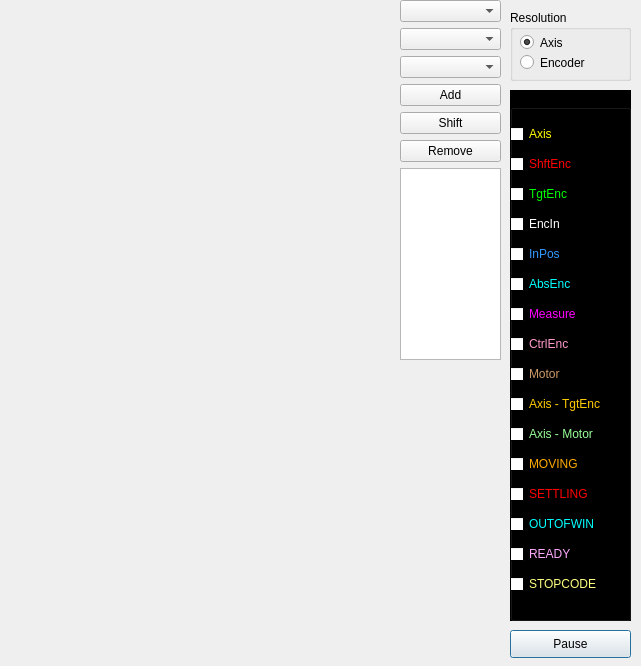
This is src/ui_icepapcms/qt_designer_files/dialogcurves.ui in MaxIV-KitsControls/app-cells-icepapcms as Qt 5 draws it before an edit. The edited form follows.
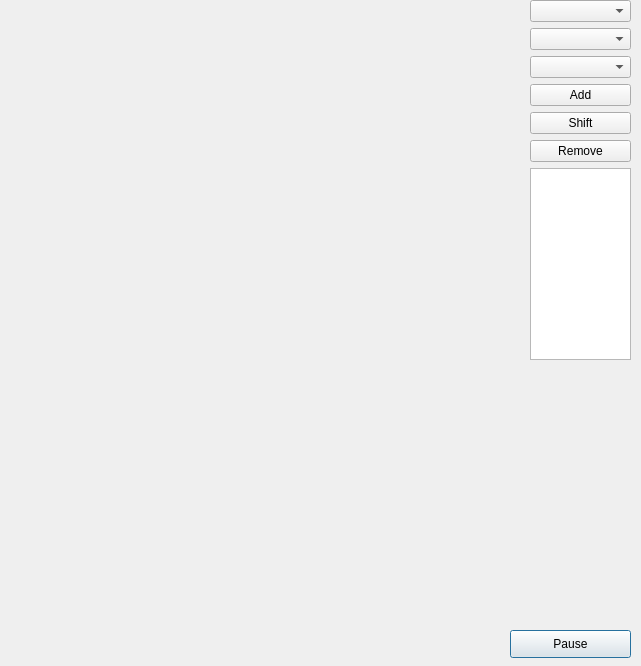
This is the edited form.

Commit message: this contains all the functionality, but the shift and secondary axes autoranging is not well achieved

```diff
--- a/src/ui_icepapcms/qt_designer_files/dialogcurves.ui
+++ b/src/ui_icepapcms/qt_designer_files/dialogcurves.ui
@@ -24,7 +24,7 @@
     <rect>
      <x>10</x>
      <y>10</y>
-     <width>381</width>
+     <width>511</width>
      <height>651</height>
     </rect>
    </property>
@@ -34,1310 +34,7 @@
     </property>
    </layout>
   </widget>
-  <widget class="QGroupBox" name="groupBoxResolution">
-   <property name="geometry">
-    <rect>
-     <x>510</x>
-     <y>10</y>
-     <width>121</width>
-     <height>71</height>
-    </rect>
-   </property>
-   <property name="sizePolicy">
-    <sizepolicy hsizetype="Fixed" vsizetype="Fixed">
-     <horstretch>0</horstretch>
-     <verstretch>0</verstretch>
-    </sizepolicy>
-   </property>
-   <property name="title">
-    <string>Resolution</string>
-   </property>
-   <widget class="QRadioButton" name="radioButtonAxis">
-    <property name="geometry">
-     <rect>
-      <x>10</x>
-      <y>20</y>
-      <width>109</width>
-      <height>25</height>
-     </rect>
-    </property>
-    <property name="text">
-     <string>Axis</string>
-    </property>
-    <property name="checked">
-     <bool>true</bool>
-    </property>
-   </widget>
-   <widget class="QRadioButton" name="radioButtonEncoder">
-    <property name="geometry">
-     <rect>
-      <x>10</x>
-      <y>40</y>
-      <width>109</width>
-      <height>25</height>
-     </rect>
-    </property>
-    <property name="text">
-     <string>Encoder</string>
-    </property>
-   </widget>
-  </widget>
-  <widget class="QGroupBox" name="groupBoxCurves">
-   <property name="geometry">
-    <rect>
-     <x>510</x>
-     <y>90</y>
-     <width>121</width>
-     <height>531</height>
-    </rect>
-   </property>
-   <property name="palette">
-    <palette>
-     <active>
-      <colorrole role="Text">
-       <brush brushstyle="SolidPattern">
-        <color alpha="255">
-         <red>255</red>
-         <green>255</green>
-         <blue>255</blue>
-        </color>
-       </brush>
-      </colorrole>
-      <colorrole role="Base">
-       <brush brushstyle="SolidPattern">
-        <color alpha="255">
-         <red>255</red>
-         <green>255</green>
-         <blue>255</blue>
-        </color>
-       </brush>
-      </colorrole>
-      <colorrole role="Window">
-       <brush brushstyle="SolidPattern">
-        <color alpha="255">
-         <red>0</red>
-         <green>0</green>
-         <blue>0</blue>
-        </color>
-       </brush>
-      </colorrole>
-     </active>
-     <inactive>
-      <colorrole role="Text">
-       <brush brushstyle="SolidPattern">
-        <color alpha="255">
-         <red>255</red>
-         <green>255</green>
-         <blue>255</blue>
-        </color>
-       </brush>
-      </colorrole>
-      <colorrole role="Base">
-       <brush brushstyle="SolidPattern">
-        <color alpha="255">
-         <red>255</red>
-         <green>255</green>
-         <blue>255</blue>
-        </color>
-       </brush>
-      </colorrole>
-      <colorrole role="Window">
-       <brush brushstyle="SolidPattern">
-        <color alpha="255">
-         <red>0</red>
-         <green>0</green>
-         <blue>0</blue>
-        </color>
-       </brush>
-      </colorrole>
-     </inactive>
-     <disabled>
-      <colorrole role="Text">
-       <brush brushstyle="SolidPattern">
-        <color alpha="255">
-         <red>139</red>
-         <green>142</green>
-         <blue>142</blue>
-        </color>
-       </brush>
-      </colorrole>
-      <colorrole role="Base">
-       <brush brushstyle="SolidPattern">
-        <color alpha="255">
-         <red>0</red>
-         <green>0</green>
-         <blue>0</blue>
-        </color>
-       </brush>
-      </colorrole>
-      <colorrole role="Window">
-       <brush brushstyle="SolidPattern">
-        <color alpha="255">
-         <red>0</red>
-         <green>0</green>
-         <blue>0</blue>
-        </color>
-       </brush>
-      </colorrole>
-     </disabled>
-    </palette>
-   </property>
-   <property name="autoFillBackground">
-    <bool>true</bool>
-   </property>
-   <property name="title">
-    <string>Select Curves</string>
-   </property>
-   <widget class="QWidget" name="layoutWidget">
-    <property name="geometry">
-     <rect>
-      <x>0</x>
-      <y>30</y>
-      <width>115</width>
-      <height>492</height>
-     </rect>
-    </property>
-    <layout class="QVBoxLayout" name="verticalLayout">
-     <item>
-      <widget class="QCheckBox" name="checkBoxAxis">
-       <property name="palette">
-        <palette>
-         <active>
-          <colorrole role="WindowText">
-           <brush brushstyle="SolidPattern">
-            <color alpha="255">
-             <red>255</red>
-             <green>255</green>
-             <blue>0</blue>
-            </color>
-           </brush>
-          </colorrole>
-          <colorrole role="Text">
-           <brush brushstyle="SolidPattern">
-            <color alpha="255">
-             <red>0</red>
-             <green>0</green>
-             <blue>0</blue>
-            </color>
-           </brush>
-          </colorrole>
-         </active>
-         <inactive>
-          <colorrole role="WindowText">
-           <brush brushstyle="SolidPattern">
-            <color alpha="255">
-             <red>255</red>
-             <green>255</green>
-             <blue>0</blue>
-            </color>
-           </brush>
-          </colorrole>
-          <colorrole role="Text">
-           <brush brushstyle="SolidPattern">
-            <color alpha="255">
-             <red>0</red>
-             <green>0</green>
-             <blue>0</blue>
-            </color>
-           </brush>
-          </colorrole>
-         </inactive>
-         <disabled>
-          <colorrole role="WindowText">
-           <brush brushstyle="SolidPattern">
-            <color alpha="255">
-             <red>139</red>
-             <green>142</green>
-             <blue>142</blue>
-            </color>
-           </brush>
-          </colorrole>
-          <colorrole role="Text">
-           <brush brushstyle="SolidPattern">
-            <color alpha="255">
-             <red>139</red>
-             <green>142</green>
-             <blue>142</blue>
-            </color>
-           </brush>
-          </colorrole>
-         </disabled>
-        </palette>
-       </property>
-       <property name="text">
-        <string>Axis</string>
-       </property>
-      </widget>
-     </item>
-     <item>
-      <widget class="QCheckBox" name="checkBoxShiftEnc">
-       <property name="palette">
-        <palette>
-         <active>
-          <colorrole role="WindowText">
-           <brush brushstyle="SolidPattern">
-            <color alpha="255">
-             <red>255</red>
-             <green>0</green>
-             <blue>0</blue>
-            </color>
-           </brush>
-          </colorrole>
-          <colorrole role="Text">
-           <brush brushstyle="SolidPattern">
-            <color alpha="255">
-             <red>0</red>
-             <green>0</green>
-             <blue>0</blue>
-            </color>
-           </brush>
-          </colorrole>
-         </active>
-         <inactive>
-          <colorrole role="WindowText">
-           <brush brushstyle="SolidPattern">
-            <color alpha="255">
-             <red>255</red>
-             <green>0</green>
-             <blue>0</blue>
-            </color>
-           </brush>
-          </colorrole>
-          <colorrole role="Text">
-           <brush brushstyle="SolidPattern">
-            <color alpha="255">
-             <red>0</red>
-             <green>0</green>
-             <blue>0</blue>
-            </color>
-           </brush>
-          </colorrole>
-         </inactive>
-         <disabled>
-          <colorrole role="WindowText">
-           <brush brushstyle="SolidPattern">
-            <color alpha="255">
-             <red>139</red>
-             <green>142</green>
-             <blue>142</blue>
-            </color>
-           </brush>
-          </colorrole>
-          <colorrole role="Text">
-           <brush brushstyle="SolidPattern">
-            <color alpha="255">
-             <red>139</red>
-             <green>142</green>
-             <blue>142</blue>
-            </color>
-           </brush>
-          </colorrole>
-         </disabled>
-        </palette>
-       </property>
-       <property name="text">
-        <string>ShftEnc</string>
-       </property>
-      </widget>
-     </item>
-     <item>
-      <widget class="QCheckBox" name="checkBoxTgtEnc">
-       <property name="palette">
-        <palette>
-         <active>
-          <colorrole role="WindowText">
-           <brush brushstyle="SolidPattern">
-            <color alpha="255">
-             <red>0</red>
-             <green>255</green>
-             <blue>0</blue>
-            </color>
-           </brush>
-          </colorrole>
-          <colorrole role="Text">
-           <brush brushstyle="SolidPattern">
-            <color alpha="255">
-             <red>0</red>
-             <green>0</green>
-             <blue>0</blue>
-            </color>
-           </brush>
-          </colorrole>
-         </active>
-         <inactive>
-          <colorrole role="WindowText">
-           <brush brushstyle="SolidPattern">
-            <color alpha="255">
-             <red>0</red>
-             <green>255</green>
-             <blue>0</blue>
-            </color>
-           </brush>
-          </colorrole>
-          <colorrole role="Text">
-           <brush brushstyle="SolidPattern">
-            <color alpha="255">
-             <red>0</red>
-             <green>0</green>
-             <blue>0</blue>
-            </color>
-           </brush>
-          </colorrole>
-         </inactive>
-         <disabled>
-          <colorrole role="WindowText">
-           <brush brushstyle="SolidPattern">
-            <color alpha="255">
-             <red>139</red>
-             <green>142</green>
-             <blue>142</blue>
-            </color>
-           </brush>
-          </colorrole>
-          <colorrole role="Text">
-           <brush brushstyle="SolidPattern">
-            <color alpha="255">
-             <red>139</red>
-             <green>142</green>
-             <blue>142</blue>
-            </color>
-           </brush>
-          </colorrole>
-         </disabled>
-        </palette>
-       </property>
-       <property name="text">
-        <string>TgtEnc</string>
-       </property>
-      </widget>
-     </item>
-     <item>
-      <widget class="QCheckBox" name="checkBoxEncIn">
-       <property name="palette">
-        <palette>
-         <active>
-          <colorrole role="WindowText">
-           <brush brushstyle="SolidPattern">
-            <color alpha="255">
-             <red>255</red>
-             <green>255</green>
-             <blue>255</blue>
-            </color>
-           </brush>
-          </colorrole>
-          <colorrole role="Text">
-           <brush brushstyle="SolidPattern">
-            <color alpha="255">
-             <red>0</red>
-             <green>0</green>
-             <blue>0</blue>
-            </color>
-           </brush>
-          </colorrole>
-         </active>
-         <inactive>
-          <colorrole role="WindowText">
-           <brush brushstyle="SolidPattern">
-            <color alpha="255">
-             <red>255</red>
-             <green>255</green>
-             <blue>255</blue>
-            </color>
-           </brush>
-          </colorrole>
-          <colorrole role="Text">
-           <brush brushstyle="SolidPattern">
-            <color alpha="255">
-             <red>0</red>
-             <green>0</green>
-             <blue>0</blue>
-            </color>
-           </brush>
-          </colorrole>
-         </inactive>
-         <disabled>
-          <colorrole role="WindowText">
-           <brush brushstyle="SolidPattern">
-            <color alpha="255">
-             <red>139</red>
-             <green>142</green>
-             <blue>142</blue>
-            </color>
-           </brush>
-          </colorrole>
-          <colorrole role="Text">
-           <brush brushstyle="SolidPattern">
-            <color alpha="255">
-             <red>139</red>
-             <green>142</green>
-             <blue>142</blue>
-            </color>
-           </brush>
-          </colorrole>
-         </disabled>
-        </palette>
-       </property>
-       <property name="text">
-        <string>EncIn</string>
-       </property>
-      </widget>
-     </item>
-     <item>
-      <widget class="QCheckBox" name="checkBoxInPos">
-       <property name="palette">
-        <palette>
-         <active>
-          <colorrole role="WindowText">
-           <brush brushstyle="SolidPattern">
-            <color alpha="255">
-             <red>51</red>
-             <green>153</green>
-             <blue>255</blue>
-            </color>
-           </brush>
-          </colorrole>
-          <colorrole role="Text">
-           <brush brushstyle="SolidPattern">
-            <color alpha="255">
-             <red>0</red>
-             <green>0</green>
-             <blue>0</blue>
-            </color>
-           </brush>
-          </colorrole>
-         </active>
-         <inactive>
-          <colorrole role="WindowText">
-           <brush brushstyle="SolidPattern">
-            <color alpha="255">
-             <red>51</red>
-             <green>153</green>
-             <blue>255</blue>
-            </color>
-           </brush>
-          </colorrole>
-          <colorrole role="Text">
-           <brush brushstyle="SolidPattern">
-            <color alpha="255">
-             <red>0</red>
-             <green>0</green>
-             <blue>0</blue>
-            </color>
-           </brush>
-          </colorrole>
-         </inactive>
-         <disabled>
-          <colorrole role="WindowText">
-           <brush brushstyle="SolidPattern">
-            <color alpha="255">
-             <red>139</red>
-             <green>142</green>
-             <blue>142</blue>
-            </color>
-           </brush>
-          </colorrole>
-          <colorrole role="Text">
-           <brush brushstyle="SolidPattern">
-            <color alpha="255">
-             <red>139</red>
-             <green>142</green>
-             <blue>142</blue>
-            </color>
-           </brush>
-          </colorrole>
-         </disabled>
-        </palette>
-       </property>
-       <property name="text">
-        <string>InPos</string>
-       </property>
-      </widget>
-     </item>
-     <item>
-      <widget class="QCheckBox" name="checkBoxAbsEnc">
-       <property name="palette">
-        <palette>
-         <active>
-          <colorrole role="WindowText">
-           <brush brushstyle="SolidPattern">
-            <color alpha="255">
-             <red>0</red>
-             <green>255</green>
-             <blue>255</blue>
-            </color>
-           </brush>
-          </colorrole>
-          <colorrole role="Text">
-           <brush brushstyle="SolidPattern">
-            <color alpha="255">
-             <red>0</red>
-             <green>0</green>
-             <blue>0</blue>
-            </color>
-           </brush>
-          </colorrole>
-         </active>
-         <inactive>
-          <colorrole role="WindowText">
-           <brush brushstyle="SolidPattern">
-            <color alpha="255">
-             <red>0</red>
-             <green>255</green>
-             <blue>255</blue>
-            </color>
-           </brush>
-          </colorrole>
-          <colorrole role="Text">
-           <brush brushstyle="SolidPattern">
-            <color alpha="255">
-             <red>0</red>
-             <green>0</green>
-             <blue>0</blue>
-            </color>
-           </brush>
-          </colorrole>
-         </inactive>
-         <disabled>
-          <colorrole role="WindowText">
-           <brush brushstyle="SolidPattern">
-            <color alpha="255">
-             <red>139</red>
-             <green>142</green>
-             <blue>142</blue>
-            </color>
-           </brush>
-          </colorrole>
-          <colorrole role="Text">
-           <brush brushstyle="SolidPattern">
-            <color alpha="255">
-             <red>139</red>
-             <green>142</green>
-             <blue>142</blue>
-            </color>
-           </brush>
-          </colorrole>
-         </disabled>
-        </palette>
-       </property>
-       <property name="text">
-        <string>AbsEnc</string>
-       </property>
-      </widget>
-     </item>
-     <item>
-      <widget class="QCheckBox" name="checkBoxMeasure">
-       <property name="palette">
-        <palette>
-         <active>
-          <colorrole role="WindowText">
-           <brush brushstyle="SolidPattern">
-            <color alpha="255">
-             <red>255</red>
-             <green>0</green>
-             <blue>255</blue>
-            </color>
-           </brush>
-          </colorrole>
-          <colorrole role="Text">
-           <brush brushstyle="SolidPattern">
-            <color alpha="255">
-             <red>0</red>
-             <green>0</green>
-             <blue>0</blue>
-            </color>
-           </brush>
-          </colorrole>
-         </active>
-         <inactive>
-          <colorrole role="WindowText">
-           <brush brushstyle="SolidPattern">
-            <color alpha="255">
-             <red>255</red>
-             <green>0</green>
-             <blue>255</blue>
-            </color>
-           </brush>
-          </colorrole>
-          <colorrole role="Text">
-           <brush brushstyle="SolidPattern">
-            <color alpha="255">
-             <red>0</red>
-             <green>0</green>
-             <blue>0</blue>
-            </color>
-           </brush>
-          </colorrole>
-         </inactive>
-         <disabled>
-          <colorrole role="WindowText">
-           <brush brushstyle="SolidPattern">
-            <color alpha="255">
-             <red>139</red>
-             <green>142</green>
-             <blue>142</blue>
-            </color>
-           </brush>
-          </colorrole>
-          <colorrole role="Text">
-           <brush brushstyle="SolidPattern">
-            <color alpha="255">
-             <red>139</red>
-             <green>142</green>
-             <blue>142</blue>
-            </color>
-           </brush>
-          </colorrole>
-         </disabled>
-        </palette>
-       </property>
-       <property name="text">
-        <string>Measure</string>
-       </property>
-      </widget>
-     </item>
-     <item>
-      <widget class="QCheckBox" name="checkBoxCtrlEnc">
-       <property name="palette">
-        <palette>
-         <active>
-          <colorrole role="WindowText">
-           <brush brushstyle="SolidPattern">
-            <color alpha="255">
-             <red>255</red>
-             <green>153</green>
-             <blue>204</blue>
-            </color>
-           </brush>
-          </colorrole>
-          <colorrole role="Text">
-           <brush brushstyle="SolidPattern">
-            <color alpha="255">
-             <red>0</red>
-             <green>0</green>
-             <blue>0</blue>
-            </color>
-           </brush>
-          </colorrole>
-         </active>
-         <inactive>
-          <colorrole role="WindowText">
-           <brush brushstyle="SolidPattern">
-            <color alpha="255">
-             <red>255</red>
-             <green>153</green>
-             <blue>204</blue>
-            </color>
-           </brush>
-          </colorrole>
-          <colorrole role="Text">
-           <brush brushstyle="SolidPattern">
-            <color alpha="255">
-             <red>0</red>
-             <green>0</green>
-             <blue>0</blue>
-            </color>
-           </brush>
-          </colorrole>
-         </inactive>
-         <disabled>
-          <colorrole role="WindowText">
-           <brush brushstyle="SolidPattern">
-            <color alpha="255">
-             <red>139</red>
-             <green>142</green>
-             <blue>142</blue>
-            </color>
-           </brush>
-          </colorrole>
-          <colorrole role="Text">
-           <brush brushstyle="SolidPattern">
-            <color alpha="255">
-             <red>139</red>
-             <green>142</green>
-             <blue>142</blue>
-            </color>
-           </brush>
-          </colorrole>
-         </disabled>
-        </palette>
-       </property>
-       <property name="text">
-        <string>CtrlEnc</string>
-       </property>
-      </widget>
-     </item>
-     <item>
-      <widget class="QCheckBox" name="checkBoxMotor">
-       <property name="palette">
-        <palette>
-         <active>
-          <colorrole role="WindowText">
-           <brush brushstyle="SolidPattern">
-            <color alpha="255">
-             <red>204</red>
-             <green>153</green>
-             <blue>102</blue>
-            </color>
-           </brush>
-          </colorrole>
-          <colorrole role="Text">
-           <brush brushstyle="SolidPattern">
-            <color alpha="255">
-             <red>0</red>
-             <green>0</green>
-             <blue>0</blue>
-            </color>
-           </brush>
-          </colorrole>
-         </active>
-         <inactive>
-          <colorrole role="WindowText">
-           <brush brushstyle="SolidPattern">
-            <color alpha="255">
-             <red>204</red>
-             <green>153</green>
-             <blue>102</blue>
-            </color>
-           </brush>
-          </colorrole>
-          <colorrole role="Text">
-           <brush brushstyle="SolidPattern">
-            <color alpha="255">
-             <red>0</red>
-             <green>0</green>
-             <blue>0</blue>
-            </color>
-           </brush>
-          </colorrole>
-         </inactive>
-         <disabled>
-          <colorrole role="WindowText">
-           <brush brushstyle="SolidPattern">
-            <color alpha="255">
-             <red>139</red>
-             <green>142</green>
-             <blue>142</blue>
-            </color>
-           </brush>
-          </colorrole>
-          <colorrole role="Text">
-           <brush brushstyle="SolidPattern">
-            <color alpha="255">
-             <red>139</red>
-             <green>142</green>
-             <blue>142</blue>
-            </color>
-           </brush>
-          </colorrole>
-         </disabled>
-        </palette>
-       </property>
-       <property name="text">
-        <string>Motor</string>
-       </property>
-      </widget>
-     </item>
-     <item>
-      <widget class="QCheckBox" name="checkBoxDelta1">
-       <property name="palette">
-        <palette>
-         <active>
-          <colorrole role="WindowText">
-           <brush brushstyle="SolidPattern">
-            <color alpha="255">
-             <red>255</red>
-             <green>204</green>
-             <blue>0</blue>
-            </color>
-           </brush>
-          </colorrole>
-          <colorrole role="Text">
-           <brush brushstyle="SolidPattern">
-            <color alpha="255">
-             <red>0</red>
-             <green>0</green>
-             <blue>0</blue>
-            </color>
-           </brush>
-          </colorrole>
-         </active>
-         <inactive>
-          <colorrole role="WindowText">
-           <brush brushstyle="SolidPattern">
-            <color alpha="255">
-             <red>255</red>
-             <green>204</green>
-             <blue>0</blue>
-            </color>
-           </brush>
-          </colorrole>
-          <colorrole role="Text">
-           <brush brushstyle="SolidPattern">
-            <color alpha="255">
-             <red>0</red>
-             <green>0</green>
-             <blue>0</blue>
-            </color>
-           </brush>
-          </colorrole>
-         </inactive>
-         <disabled>
-          <colorrole role="WindowText">
-           <brush brushstyle="SolidPattern">
-            <color alpha="255">
-             <red>139</red>
-             <green>142</green>
-             <blue>142</blue>
-            </color>
-           </brush>
-          </colorrole>
-          <colorrole role="Text">
-           <brush brushstyle="SolidPattern">
-            <color alpha="255">
-             <red>139</red>
-             <green>142</green>
-             <blue>142</blue>
-            </color>
-           </brush>
-          </colorrole>
-         </disabled>
-        </palette>
-       </property>
-       <property name="text">
-        <string>Axis - TgtEnc</string>
-       </property>
-      </widget>
-     </item>
-     <item>
-      <widget class="QCheckBox" name="checkBoxDelta2">
-       <property name="palette">
-        <palette>
-         <active>
-          <colorrole role="WindowText">
-           <brush brushstyle="SolidPattern">
-            <color alpha="255">
-             <red>153</red>
-             <green>255</green>
-             <blue>153</blue>
-            </color>
-           </brush>
-          </colorrole>
-          <colorrole role="Text">
-           <brush brushstyle="SolidPattern">
-            <color alpha="255">
-             <red>0</red>
-             <green>0</green>
-             <blue>0</blue>
-            </color>
-           </brush>
-          </colorrole>
-         </active>
-         <inactive>
-          <colorrole role="WindowText">
-           <brush brushstyle="SolidPattern">
-            <color alpha="255">
-             <red>153</red>
-             <green>255</green>
-             <blue>153</blue>
-            </color>
-           </brush>
-          </colorrole>
-          <colorrole role="Text">
-           <brush brushstyle="SolidPattern">
-            <color alpha="255">
-             <red>0</red>
-             <green>0</green>
-             <blue>0</blue>
-            </color>
-           </brush>
-          </colorrole>
-         </inactive>
-         <disabled>
-          <colorrole role="WindowText">
-           <brush brushstyle="SolidPattern">
-            <color alpha="255">
-             <red>139</red>
-             <green>142</green>
-             <blue>142</blue>
-            </color>
-           </brush>
-          </colorrole>
-          <colorrole role="Text">
-           <brush brushstyle="SolidPattern">
-            <color alpha="255">
-             <red>139</red>
-             <green>142</green>
-             <blue>142</blue>
-            </color>
-           </brush>
-          </colorrole>
-         </disabled>
-        </palette>
-       </property>
-       <property name="text">
-        <string>Axis - Motor</string>
-       </property>
-      </widget>
-     </item>
-     <item>
-      <widget class="QCheckBox" name="checkBoxMoving">
-       <property name="palette">
-        <palette>
-         <active>
-          <colorrole role="WindowText">
-           <brush brushstyle="SolidPattern">
-            <color alpha="255">
-             <red>255</red>
-             <green>170</green>
-             <blue>0</blue>
-            </color>
-           </brush>
-          </colorrole>
-          <colorrole role="Text">
-           <brush brushstyle="SolidPattern">
-            <color alpha="255">
-             <red>0</red>
-             <green>0</green>
-             <blue>0</blue>
-            </color>
-           </brush>
-          </colorrole>
-         </active>
-         <inactive>
-          <colorrole role="WindowText">
-           <brush brushstyle="SolidPattern">
-            <color alpha="255">
-             <red>255</red>
-             <green>170</green>
-             <blue>0</blue>
-            </color>
-           </brush>
-          </colorrole>
-          <colorrole role="Text">
-           <brush brushstyle="SolidPattern">
-            <color alpha="255">
-             <red>0</red>
-             <green>0</green>
-             <blue>0</blue>
-            </color>
-           </brush>
-          </colorrole>
-         </inactive>
-         <disabled>
-          <colorrole role="WindowText">
-           <brush brushstyle="SolidPattern">
-            <color alpha="255">
-             <red>139</red>
-             <green>142</green>
-             <blue>142</blue>
-            </color>
-           </brush>
-          </colorrole>
-          <colorrole role="Text">
-           <brush brushstyle="SolidPattern">
-            <color alpha="255">
-             <red>139</red>
-             <green>142</green>
-             <blue>142</blue>
-            </color>
-           </brush>
-          </colorrole>
-         </disabled>
-        </palette>
-       </property>
-       <property name="text">
-        <string>MOVING</string>
-       </property>
-      </widget>
-     </item>
-     <item>
-      <widget class="QCheckBox" name="checkBoxSettling">
-       <property name="palette">
-        <palette>
-         <active>
-          <colorrole role="WindowText">
-           <brush brushstyle="SolidPattern">
-            <color alpha="255">
-             <red>255</red>
-             <green>0</green>
-             <blue>0</blue>
-            </color>
-           </brush>
-          </colorrole>
-          <colorrole role="Text">
-           <brush brushstyle="SolidPattern">
-            <color alpha="255">
-             <red>0</red>
-             <green>0</green>
-             <blue>0</blue>
-            </color>
-           </brush>
-          </colorrole>
-         </active>
-         <inactive>
-          <colorrole role="WindowText">
-           <brush brushstyle="SolidPattern">
-            <color alpha="255">
-             <red>255</red>
-             <green>0</green>
-             <blue>0</blue>
-            </color>
-           </brush>
-          </colorrole>
-          <colorrole role="Text">
-           <brush brushstyle="SolidPattern">
-            <color alpha="255">
-             <red>0</red>
-             <green>0</green>
-             <blue>0</blue>
-            </color>
-           </brush>
-          </colorrole>
-         </inactive>
-         <disabled>
-          <colorrole role="WindowText">
-           <brush brushstyle="SolidPattern">
-            <color alpha="255">
-             <red>139</red>
-             <green>142</green>
-             <blue>142</blue>
-            </color>
-           </brush>
-          </colorrole>
-          <colorrole role="Text">
-           <brush brushstyle="SolidPattern">
-            <color alpha="255">
-             <red>139</red>
-             <green>142</green>
-             <blue>142</blue>
-            </color>
-           </brush>
-          </colorrole>
-         </disabled>
-        </palette>
-       </property>
-       <property name="text">
-        <string>SETTLING</string>
-       </property>
-      </widget>
-     </item>
-     <item>
-      <widget class="QCheckBox" name="checkBoxOutOfWin">
-       <property name="palette">
-        <palette>
-         <active>
-          <colorrole role="WindowText">
-           <brush brushstyle="SolidPattern">
-            <color alpha="255">
-             <red>0</red>
-             <green>255</green>
-             <blue>255</blue>
-            </color>
-           </brush>
-          </colorrole>
-          <colorrole role="Text">
-           <brush brushstyle="SolidPattern">
-            <color alpha="255">
-             <red>0</red>
-             <green>0</green>
-             <blue>0</blue>
-            </color>
-           </brush>
-          </colorrole>
-         </active>
-         <inactive>
-          <colorrole role="WindowText">
-           <brush brushstyle="SolidPattern">
-            <color alpha="255">
-             <red>0</red>
-             <green>255</green>
-             <blue>255</blue>
-            </color>
-           </brush>
-          </colorrole>
-          <colorrole role="Text">
-           <brush brushstyle="SolidPattern">
-            <color alpha="255">
-             <red>0</red>
-             <green>0</green>
-             <blue>0</blue>
-            </color>
-           </brush>
-          </colorrole>
-         </inactive>
-         <disabled>
-          <colorrole role="WindowText">
-           <brush brushstyle="SolidPattern">
-            <color alpha="255">
-             <red>139</red>
-             <green>142</green>
-             <blue>142</blue>
-            </color>
-           </brush>
-          </colorrole>
-          <colorrole role="Text">
-           <brush brushstyle="SolidPattern">
-            <color alpha="255">
-             <red>139</red>
-             <green>142</green>
-             <blue>142</blue>
-            </color>
-           </brush>
-          </colorrole>
-         </disabled>
-        </palette>
-       </property>
-       <property name="text">
-        <string>OUTOFWIN</string>
-       </property>
-      </widget>
-     </item>
-     <item>
-      <widget class="QCheckBox" name="checkBoxReady">
-       <property name="palette">
-        <palette>
-         <active>
-          <colorrole role="WindowText">
-           <brush brushstyle="SolidPattern">
-            <color alpha="255">
-             <red>255</red>
-             <green>170</green>
-             <blue>255</blue>
-            </color>
-           </brush>
-          </colorrole>
-          <colorrole role="Text">
-           <brush brushstyle="SolidPattern">
-            <color alpha="255">
-             <red>0</red>
-             <green>0</green>
-             <blue>0</blue>
-            </color>
-           </brush>
-          </colorrole>
-         </active>
-         <inactive>
-          <colorrole role="WindowText">
-           <brush brushstyle="SolidPattern">
-            <color alpha="255">
-             <red>255</red>
-             <green>170</green>
-             <blue>255</blue>
-            </color>
-           </brush>
-          </colorrole>
-          <colorrole role="Text">
-           <brush brushstyle="SolidPattern">
-            <color alpha="255">
-             <red>0</red>
-             <green>0</green>
-             <blue>0</blue>
-            </color>
-           </brush>
-          </colorrole>
-         </inactive>
-         <disabled>
-          <colorrole role="WindowText">
-           <brush brushstyle="SolidPattern">
-            <color alpha="255">
-             <red>139</red>
-             <green>142</green>
-             <blue>142</blue>
-            </color>
-           </brush>
-          </colorrole>
-          <colorrole role="Text">
-           <brush brushstyle="SolidPattern">
-            <color alpha="255">
-             <red>139</red>
-             <green>142</green>
-             <blue>142</blue>
-            </color>
-           </brush>
-          </colorrole>
-         </disabled>
-        </palette>
-       </property>
-       <property name="text">
-        <string>READY</string>
-       </property>
-      </widget>
-     </item>
-     <item>
-      <widget class="QCheckBox" name="checkBoxStopcode">
-       <property name="palette">
-        <palette>
-         <active>
-          <colorrole role="WindowText">
-           <brush brushstyle="SolidPattern">
-            <color alpha="255">
-             <red>255</red>
-             <green>255</green>
-             <blue>127</blue>
-            </color>
-           </brush>
-          </colorrole>
-          <colorrole role="Text">
-           <brush brushstyle="SolidPattern">
-            <color alpha="255">
-             <red>0</red>
-             <green>0</green>
-             <blue>0</blue>
-            </color>
-           </brush>
-          </colorrole>
-         </active>
-         <inactive>
-          <colorrole role="WindowText">
-           <brush brushstyle="SolidPattern">
-            <color alpha="255">
-             <red>255</red>
-             <green>255</green>
-             <blue>127</blue>
-            </color>
-           </brush>
-          </colorrole>
-          <colorrole role="Text">
-           <brush brushstyle="SolidPattern">
-            <color alpha="255">
-             <red>0</red>
-             <green>0</green>
-             <blue>0</blue>
-            </color>
-           </brush>
-          </colorrole>
-         </inactive>
-         <disabled>
-          <colorrole role="WindowText">
-           <brush brushstyle="SolidPattern">
-            <color alpha="255">
-             <red>139</red>
-             <green>142</green>
-             <blue>142</blue>
-            </color>
-           </brush>
-          </colorrole>
-          <colorrole role="Text">
-           <brush brushstyle="SolidPattern">
-            <color alpha="255">
-             <red>139</red>
-             <green>142</green>
-             <blue>142</blue>
-            </color>
-           </brush>
-          </colorrole>
-         </disabled>
-        </palette>
-       </property>
-       <property name="text">
-        <string>STOPCODE</string>
-       </property>
-      </widget>
-     </item>
-    </layout>
-   </widget>
-  </widget>
-  <widget class="QPushButton" name="buttonPause">
+  <widget class="QPushButton" name="btnPause">
    <property name="geometry">
     <rect>
      <x>510</x>
@@ -1353,7 +50,7 @@
   <widget class="QWidget" name="verticalLayoutWidget">
    <property name="geometry">
     <rect>
-     <x>400</x>
+     <x>530</x>
      <y>0</y>
      <width>101</width>
      <height>411</height>
```
The commit also changes 25 other files.
